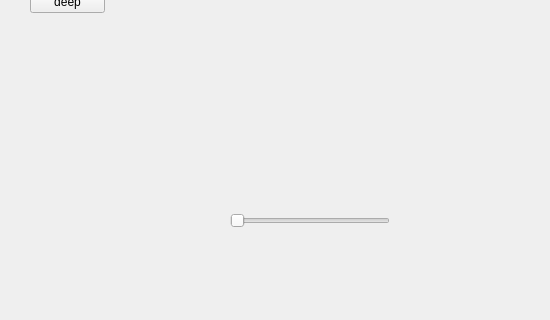
Old version of the form visualize/featureMapPart/Ui_matplotlib_pyqt4.ui in the repository wenyifeng1123/GUI; both pictures show x 0 to 550 and y 280 to 600 of the 800 by 600 pixel window.
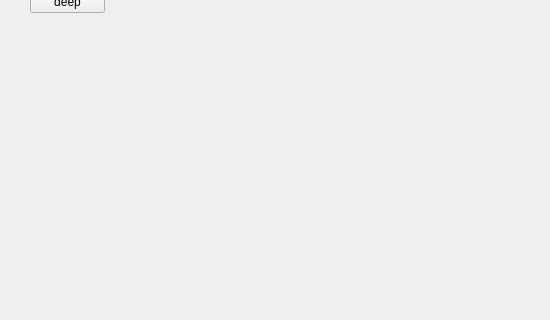
New version of the form. Custom widgets are drawn as their Qt base class.

```diff
--- a/visualize/featureMapPart/Ui_matplotlib_pyqt4.ui
+++ b/visualize/featureMapPart/Ui_matplotlib_pyqt4.ui
@@ -73,19 +73,6 @@
      </property>
     </widget>
    </widget>
-   <widget class="QSlider" name="horizontalSlider">
-    <property name="geometry">
-     <rect>
-      <x>230</x>
-      <y>490</y>
-      <width>160</width>
-      <height>22</height>
-     </rect>
-    </property>
-    <property name="orientation">
-     <enum>Qt::Horizontal</enum>
-    </property>
-   </widget>
   </widget>
   <widget class="QMenuBar" name="menubar">
    <property name="geometry">
```
Left out of the diff: 32 changed lines with no effect on the pictures.
